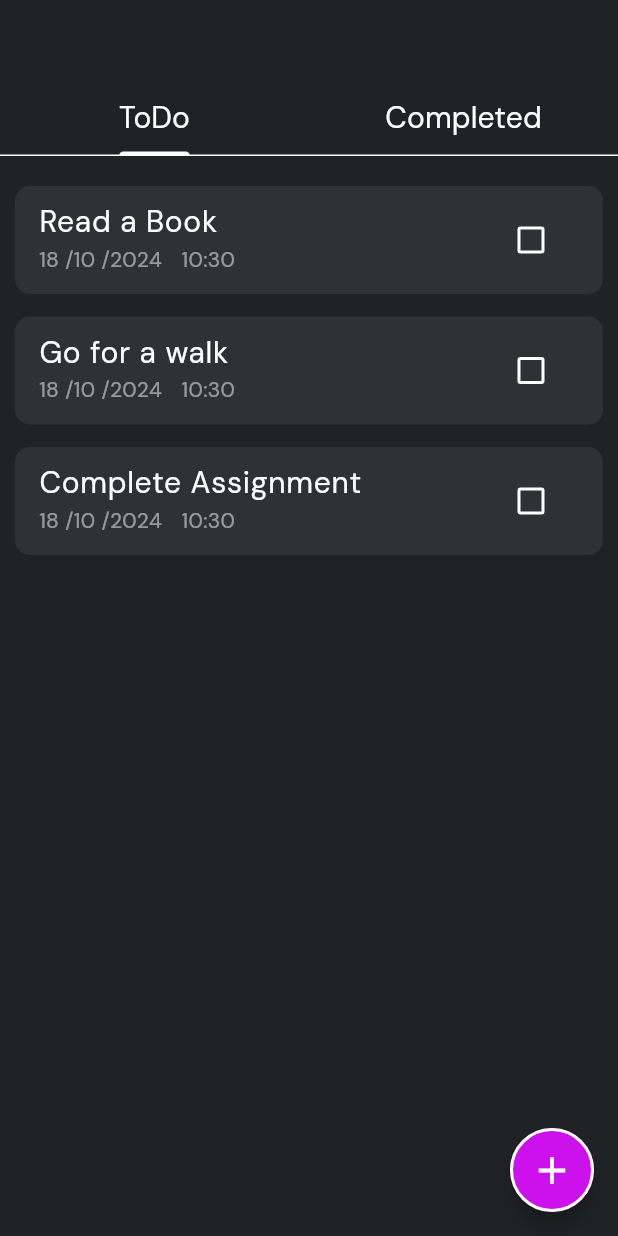
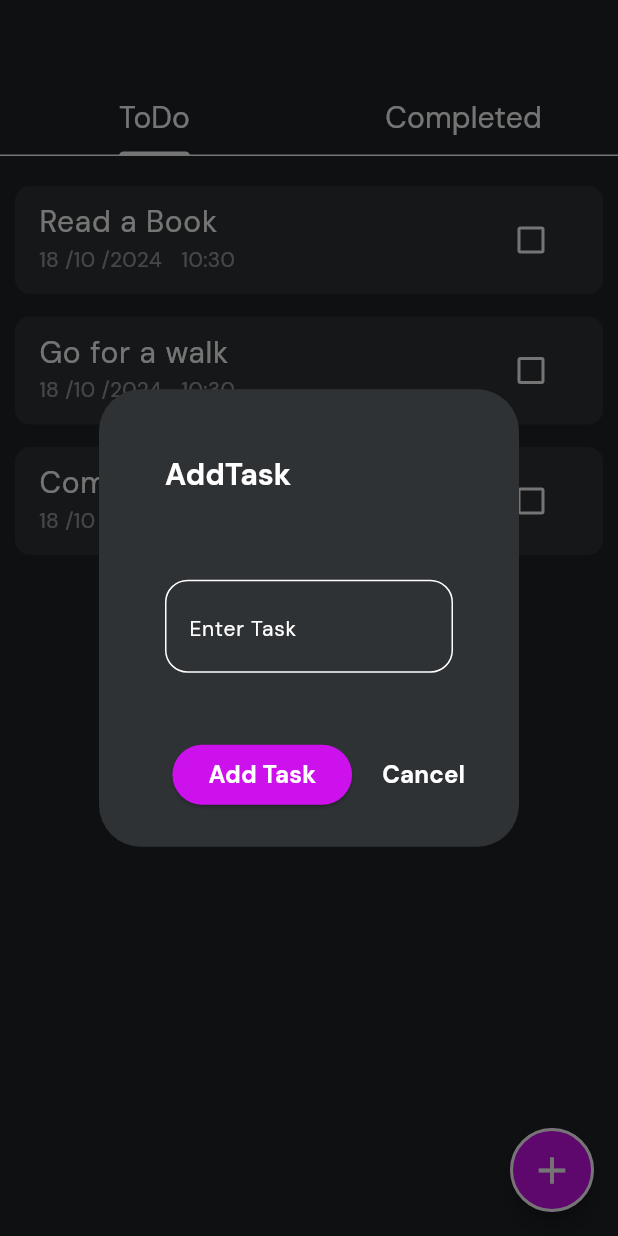
Before and after one commit to isanka23/Todo_App_with_Go_Router_Hive_Packages, a Flutter app: the TodoPage screen opened by its route, after a tap on the "add" icon, on a phone screen of 412 x 824 dp. Run offline on Flutter 3.47's test engine with Material 3 defaults, Android fonts, the phone set to English and light mode, and no system bars; our stand-ins replace go_router, google_fonts, hive, hive_flutter; accounts and stored records are empty.

Commit message:
Create new task

```diff
--- a/lib/pages/todo_page.dart
+++ b/lib/pages/todo_page.dart
@@ -1,6 +1,8 @@
 import 'package:flutter/material.dart';
+import 'package:note_sphere_app/helpers/helpers.dart';
 import 'package:note_sphere_app/models/todo_model.dart';
 import 'package:note_sphere_app/services/todo_service.dart';
+import 'package:note_sphere_app/utils/colors.dart';
 import 'package:note_sphere_app/utils/text_styles.dart';
 import 'package:note_sphere_app/widgets/completed_tab.dart';
 import 'package:note_sphere_app/widgets/todo_tab.dart';
@@ -19,6 +21,14 @@ class _TodoPageState extends State<TodoPage>
   late List<Todo> incompletedTodos = [];
   late List<Todo> completedTodos = [];
   TodoService todoService = TodoService();
+  TextEditingController taskController = TextEditingController();
+
+  @override
+  void dispose() {
+    _tabController.dispose();
+    taskController.dispose();
+    super.dispose();
+  }
 
   @override
   void initState() {
@@ -46,6 +56,114 @@ class _TodoPageState extends State<TodoPage>
     });
   }
 
+  //method to save task
+  void _addTask() async {
+    try {
+      if (taskController.text.isNotEmpty) {
+        final Todo newTodo = Todo(
+          title: taskController.text,
+          date: DateTime.now(),
+          time: DateTime.now(),
+          isDone: false,
+        );
+
+        await todoService.addTodo(newTodo);
+        setState(() {
+          allTodos.add(newTodo);
+          incompletedTodos.add(newTodo);
+        });
+
+        AppHelpers.showSnackBar(
+          // ignore: use_build_context_synchronously
+          context,
+          "Task Added",
+        );
+        Navigator.of(context).pop();
+      }
+    } catch (e) {
+      AppHelpers.showSnackBar(context, "failed to add task");
+      print(e);
+    }
+  }
+
+  void openMessageModel(BuildContext context) {
+    showDialog(
+      context: context,
+      builder: (context) {
+        return AlertDialog(
+          backgroundColor: AppColors.kCardColor,
+          title: Padding(
+            padding: const EdgeInsets.all(20.0),
+            child: Text(
+              "AddTask",
+              style: AppTextStyles.appDescriptionStyle.copyWith(
+                fontSize: 20,
+                fontWeight: FontWeight.bold,
+              ),
+            ),
+          ),
+          content: Padding(
+            padding: const EdgeInsets.all(20.0),
+            child: TextField(
+              controller: taskController,
+              style: const TextStyle(
+                color: Colors.white,
+                fontSize: 20,
+              ),
+              decoration: InputDecoration(
+                hintText: "Enter Task",
+                hintStyle: AppTextStyles.appDescriptionSmallStyle,
+                border: OutlineInputBorder(
+                  borderRadius: BorderRadius.circular(15),
+                ),
+              ),
+            ),
+          ),
+          actions: [
+            ElevatedButton(
+              onPressed: () {
+                _addTask();
+              },
+              style: ButtonStyle(
+                backgroundColor: const WidgetStatePropertyAll(
+                  AppColors.kFabColor,
+                ),
+                shape: WidgetStatePropertyAll(
+                  RoundedRectangleBorder(
+                    borderRadius: BorderRadius.circular(100),
+                  ),
+                ),
+              ),
+              child: const Text(
+                "Add Task",
+                style: AppTextStyles.appButton,
+              ),
+            ),
+            TextButton(
+              onPressed: () {
+                Navigator.of(context).pop();
+              },
+              style: ButtonStyle(
+                backgroundColor: WidgetStatePropertyAll(
+                  AppColors.kCardColor,
+                ),
+                shape: WidgetStatePropertyAll(
+                  RoundedRectangleBorder(
+                    borderRadius: BorderRadius.circular(100),
+                  ),
+                ),
+              ),
+              child: const Text(
+                "Cancel",
+                style: AppTextStyles.appButton,
+              ),
+            ),
+          ],
+        );
+      },
+    );
+  }
+
   @override
   Widget build(BuildContext context) {
     return Scaffold(
@@ -69,7 +187,9 @@ class _TodoPageState extends State<TodoPage>
         ),
       ),
       floatingActionButton: FloatingActionButton(
-        onPressed: () {},
+        onPressed: () {
+          openMessageModel(context);
+        },
         shape: const RoundedRectangleBorder(
           borderRadius: BorderRadius.all(
             Radius.circular(100),
```
Also changed, not shown: lib/services/todo_service.dart (+12 -0 lines).
